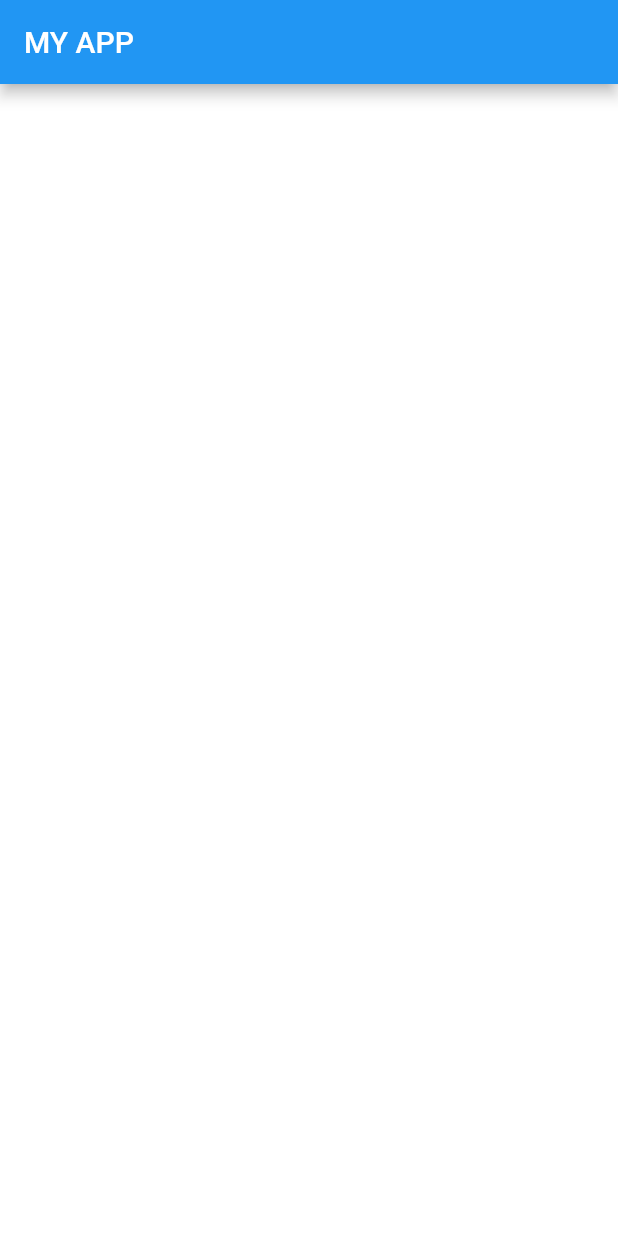
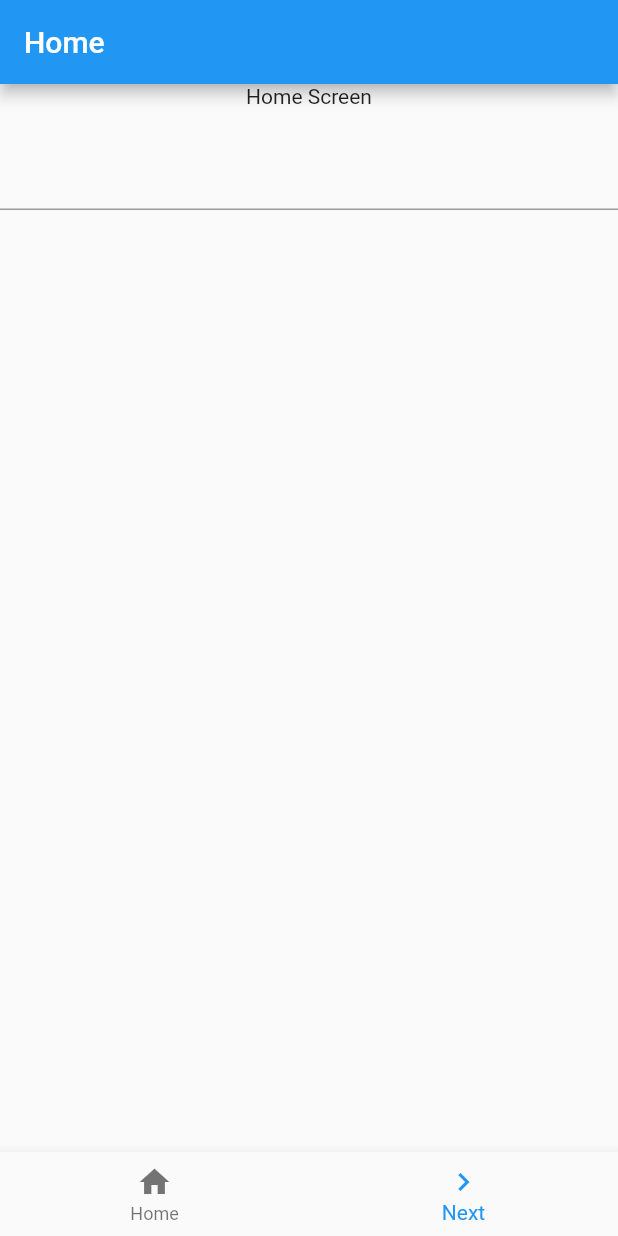
Before and after one commit to TomokiIchi/chapter7, a Flutter app: the screen it shows after launch, on a phone screen of 412 x 824 dp. Run offline on Flutter 3.47's test engine with Material 2 defaults, Android fonts, the phone set to English and light mode, and no system bars.

Commit message:
bridge text

```diff
--- a/lib/main.dart
+++ b/lib/main.dart
@@ -1,9 +1,5 @@
-import 'dart:math';
-
 import 'package:flutter/material.dart';
 import 'package:flutter/rendering.dart';
-
-import 'dart:ui' as ui;
 
 void main() {
   runApp(new MyApp());
@@ -20,82 +16,98 @@ class MyApp extends StatelessWidget {
         accentColor: const Color(0xFF2196f3),
         canvasColor: const Color(0xFFfafafa),
       ),
-      home: new MyHomePage(),
+      home: new FirstScreen(),
     );
   }
 }
 
-class MyHomePage extends StatefulWidget {
-  MyHomePage({Key key}) : super(key: key);
+class FirstScreen extends StatefulWidget {
+  FirstScreen({Key key}) : super(key: key);
+
   @override
-  _MyHomePageState createState() => new _MyHomePageState();
+  _FirstScreenState createState() => new _FirstScreenState();
 }
 
-class _MyHomePageState extends State<MyHomePage> {
-  GlobalKey _homeStateKey = GlobalKey();
-  Offset _pos;
-
-  @override
-  void initState() {
-    super.initState();
-  }
+class _FirstScreenState extends State<FirstScreen> {
+  final _controller = TextEditingController();
+  String _input;
 
   @override
   Widget build(BuildContext context) {
     return Scaffold(
-      backgroundColor: Color.fromARGB(255, 255, 255, 255),
       appBar: AppBar(
-        title: Text('MY APP'),
+        title: Text('Home'),
       ),
-      body: Center(
-        child: Listener(
-          onPointerDown: _pointerDown,
-          onPointerMove: _pointerMove,
-          child: CustomPaint(
-            key: _homeStateKey,
-            painter: MyPainter(_pos),
-            child: ConstrainedBox(
-              constraints: BoxConstraints.expand(),
-            ),
+      body: Column(
+        children: [
+          Text("Home Screen"),
+          Padding(
+            padding: EdgeInsets.all(10.0),
           ),
-        ),
+          TextField(
+            controller: _controller,
+            onChanged: changeField,
+          ),
+        ],
+      ),
+      bottomNavigationBar: BottomNavigationBar(
+        currentIndex: 1,
+        items: [
+          BottomNavigationBarItem(
+            title: Text('Home'),
+            icon: Icon(Icons.home),
+          ),
+          BottomNavigationBarItem(
+            title: Text('Next'),
+            icon: Icon(Icons.navigate_next),
+          ),
+        ],
+        onTap: (int value) {
+          if (value == 1)
+            Navigator.push(
+              context,
+              MaterialPageRoute(builder: (context) => SecondScreen(_input)),
+            );
+        },
       ),
     );
   }
 
-  void _pointerDown(PointerDownEvent event) {
-    RenderBox referenceBox = _homeStateKey.currentContext.findRenderObject();
-    setState(() {
-      _pos = referenceBox.globalToLocal(event.position);
-    });
-  }
+  void changeField(String val) => _input = val;
+}
 
-  void _pointerMove(PointerMoveEvent event) {
-    RenderBox referenceBox = _homeStateKey.currentContext.findRenderObject();
-    setState(() {
-      _pos = referenceBox.globalToLocal(event.position);
-    });
+class SecondScreen extends StatelessWidget {
+  final String _value;
+
+  SecondScreen(this._value);
+
+  @override
+  Widget build(BuildContext context) {
+    return Scaffold(
+      appBar: AppBar(
+        title: Text('Next'),
+      ),
+      body: Center(
+        child: Text(
+          'You typed: "$_value".',
+        ),
+      ),
+      bottomNavigationBar: BottomNavigationBar(
+        currentIndex: 0,
+        items: [
+          BottomNavigationBarItem(
+            title: Text('prev'),
+            icon: Icon(Icons.navigate_before),
+          ),
+          BottomNavigationBarItem(
+            title: Text('?'),
+            icon: Icon(Icons.android),
+          ),
+        ],
+        onTap: (int value) {
+          if (value == 0) Navigator.pop(context);
+        },
+      ),
+    );
   }
 }
-
-class MyPainter extends CustomPainter {
-  Offset _pos;
-
-  MyPainter(this._pos);
-
-  @override
-  void paint(Canvas canvas, Size size) {
-    Paint p = Paint();
-    p.style = PaintingStyle.fill;
-    p.color = Color.fromARGB(25, 255, 0, 0);
-    if (_pos != null) {
-      for (var i = 0; i < 10; i++) {
-        canvas.drawCircle(_pos, 10.0 * i, p);
-      }
-      canvas.drawCircle(_pos, 50.0, p);
-    }
-  }
-
-  @override
-  bool shouldRepaint(CustomPainter oldDelegate) => true;
-}
```
Also changed, not shown: 1 other file.
